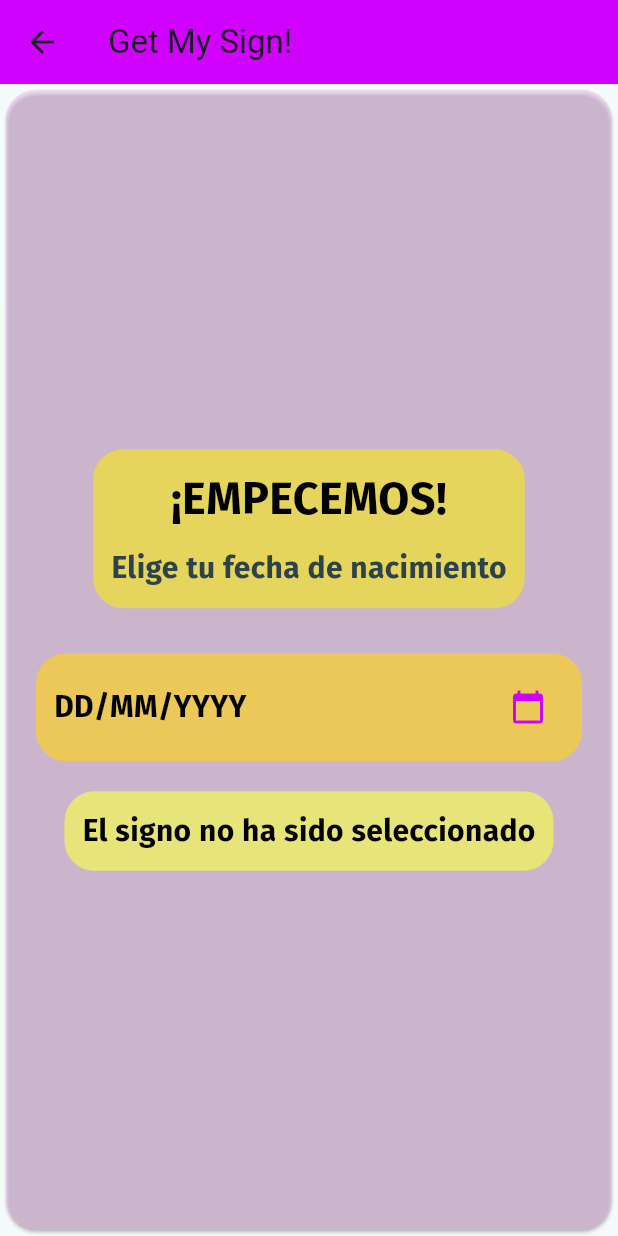
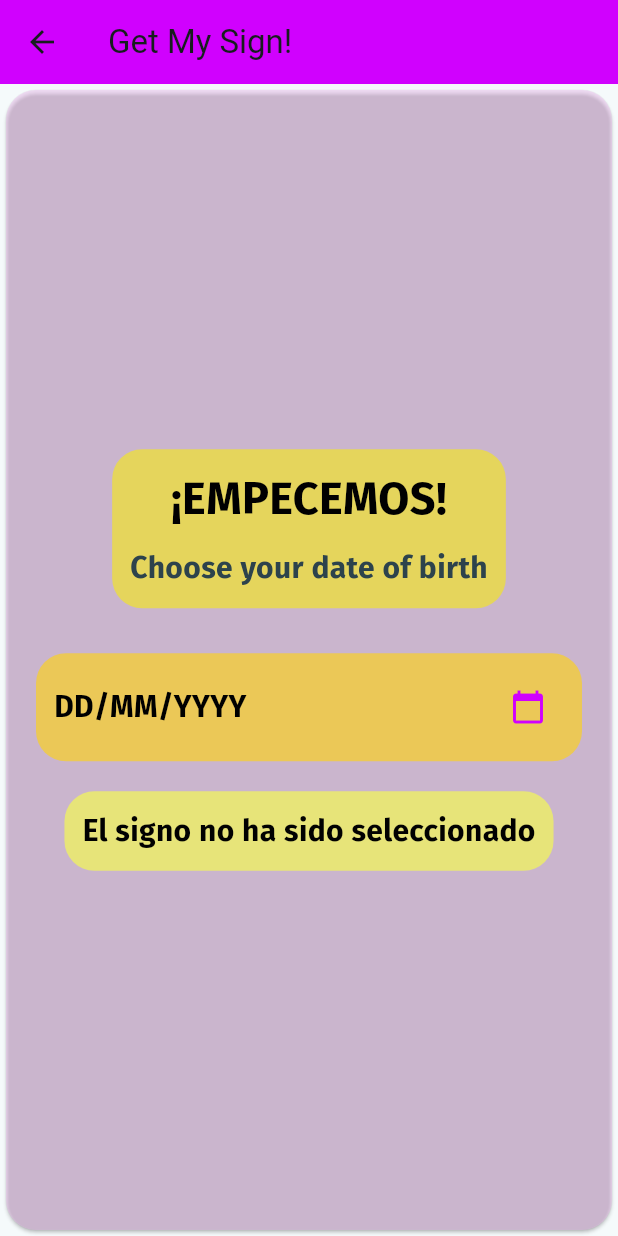
Before and after one commit to jarias356/zodiac_sign_flutter, a Flutter app: the GetSignScreen screen opened by its route, on a phone screen of 412 x 824 dp. Run offline on Flutter 3.47's test engine with Material 3 defaults, Android fonts, the phone set to English and light mode, and no system bars; our stand-ins replace floor, get, get_storage, google_fonts, shared_preferences, sqflite; accounts and stored records are empty; generated files the repository leaves out were written again.

Commit message:
Feature: Add text

```diff
--- a/lib/ui/getsign/get_sign_screen.dart
+++ b/lib/ui/getsign/get_sign_screen.dart
@@ -13,7 +13,6 @@ class GetSignScreen extends StatefulWidget {
 
 class _GetSignScreenState extends State<GetSignScreen> {
   final Signo _signo = Signo();
-  final String tittle = "Elige tu fecha de nacimiento";
   final storage = GetStorage(); // Inicializar GetStorage
 
   @override
@@ -63,7 +62,7 @@ class _GetSignScreenState extends State<GetSignScreen> {
                           ),
                           const SizedBox(height: 10),
                           Text(
-                            tittle,
+                            txtChooseDayBirth,
                             style: GoogleFonts.firaSans(
                               fontWeight: FontWeight.bold,
                               fontSize: 20,
--- a/lib/utils/constants.dart
+++ b/lib/utils/constants.dart
@@ -10,5 +10,6 @@ const name = 'Name';
 const txtGetStared = 'Get Stared!';
 const txtGetMySign = 'Get My Sign!';
 const txtGetCompatibility = 'Get Compatibility!';
+const txtChooseDayBirth = 'Choose your date of birth';
 
 const urlImageWelcome = 'https://media.diariouno.com.ar/p/9f1c8c2fd87421d18b463fce00d97d7e/adjuntos/298/imagenes/009/259/0009259225/1200x0/smart/horoscopo-signos-zodiacojpg.jpg';
```
